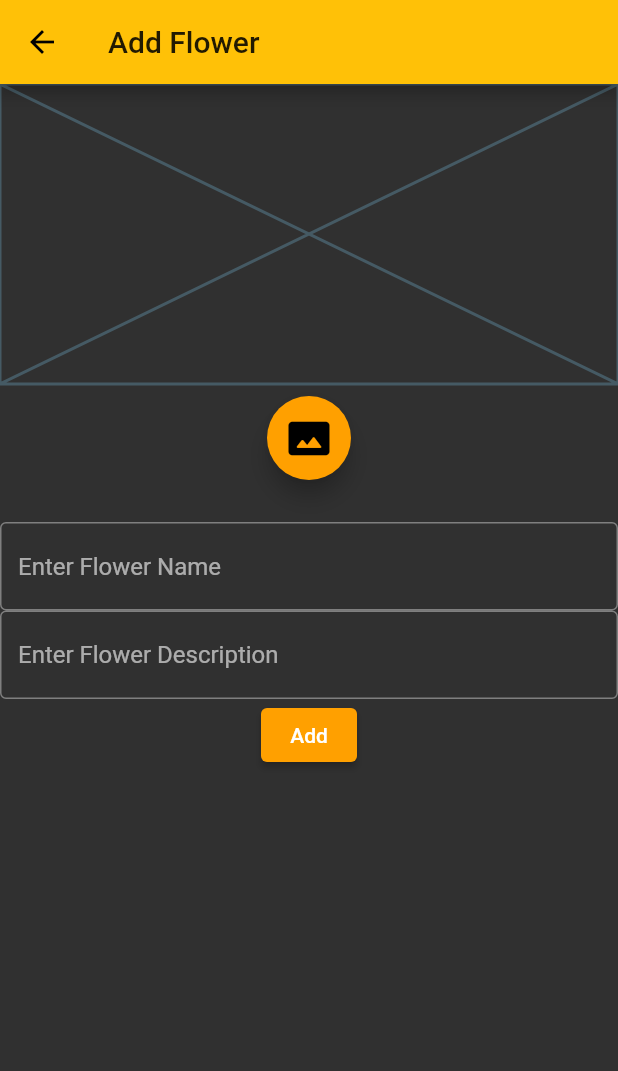
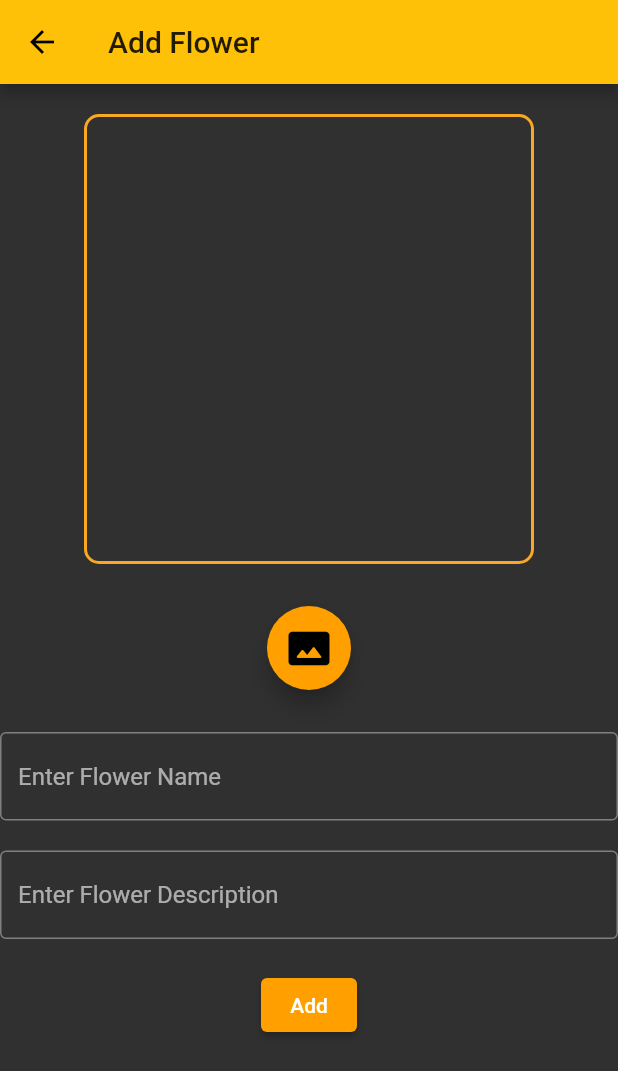
Before and after one commit to arojayathilaka/My-Flowers-App, a Flutter app: the Camera screen opened directly, on a phone screen of 412 x 824 dp. Shown: the top 1071 px of the screen. Run offline on Flutter 3.47's test engine with Material 2 defaults, Android fonts, the light colour scheme and no system bars; our stand-ins replace cloud_firestore, firebase_core, firebase_storage, fluttertoast, image_picker, permission_handler; missing offline and left inert: loading_animations; accounts and stored records are empty; Roboto replaces fonts that are missing (Georgia).

Commit message:
Janith UI changes

```diff
--- a/my_flowers/lib/camera.dart
+++ b/my_flowers/lib/camera.dart
@@ -2,6 +2,7 @@ import 'dart:io';
 import 'package:cloud_firestore/cloud_firestore.dart';
 import 'package:firebase_storage/firebase_storage.dart';
 import 'package:flutter/material.dart';
+import 'package:fluttertoast/fluttertoast.dart';
 import 'package:image_picker/image_picker.dart';
 import 'package:permission_handler/permission_handler.dart';
 
@@ -26,8 +27,15 @@ class _State extends State<Camera> {
           children: <Widget>[
             (imageUrl != null)
                 ? Image.file(imageUrl)
-                : Placeholder(
-                    fallbackHeight: 200.0, fallbackWidth: double.infinity),
+                : Container(
+                    width: 300,
+                    height: 300,
+                    margin: EdgeInsets.symmetric(vertical: 20, horizontal: 30),
+                    decoration: BoxDecoration(
+                      borderRadius: BorderRadius.circular(10),
+                      border: Border.all(width: 2.0, color: Colors.yellow[800]),
+                    ),
+                  ),
             Padding(
               padding: const EdgeInsets.all(8.0),
               child: FloatingActionButton(
@@ -51,6 +59,9 @@ class _State extends State<Camera> {
               ),
               controller: _nameController,
             ),
+            SizedBox(
+              height: 20.0,
+            ),
             TextField(
               decoration: InputDecoration(
                 border: OutlineInputBorder(),
@@ -58,10 +69,14 @@ class _State extends State<Camera> {
               ),
               controller: _descriptionController,
             ),
+            SizedBox(
+              height: 20.0,
+            ),
             ElevatedButton(
               child: Text('Add'),
               style: ElevatedButton.styleFrom(
                 primary: Colors.amber.shade700,
+
               ),
               onPressed: () {
                 uploadImageToStorage(file);
@@ -113,7 +128,9 @@ class _State extends State<Camera> {
         .then((downloadUrl) => uploadToFirestore(downloadUrl));
   }
 
-  uploadToFirestore(String imageUrl, ) {
+  uploadToFirestore(
+    String imageUrl,
+  ) {
     print(imageUrl);
 
     var myFlower = {
@@ -125,7 +142,15 @@ class _State extends State<Camera> {
     var collection = FirebaseFirestore.instance.collection('flowers');
     collection.add(myFlower) // <-- Your data
         .then((_) {
-// Navigate
+    // Navigate or taost
+    Fluttertoast.showToast(
+      msg: " flower Added!",
+      toastLength: Toast.LENGTH_SHORT,
+      gravity: ToastGravity.BOTTOM,
+      timeInSecForIosWeb: 1,
+      //backgroundColor: Colors.red[100],
+      textColor: Colors.grey[100],
+      fontSize: 16.0);
     }).catchError((error) => print('Add failed: $error'));
   }
 }
```
Also changed, not shown: my_flowers/pubspec.lock.
